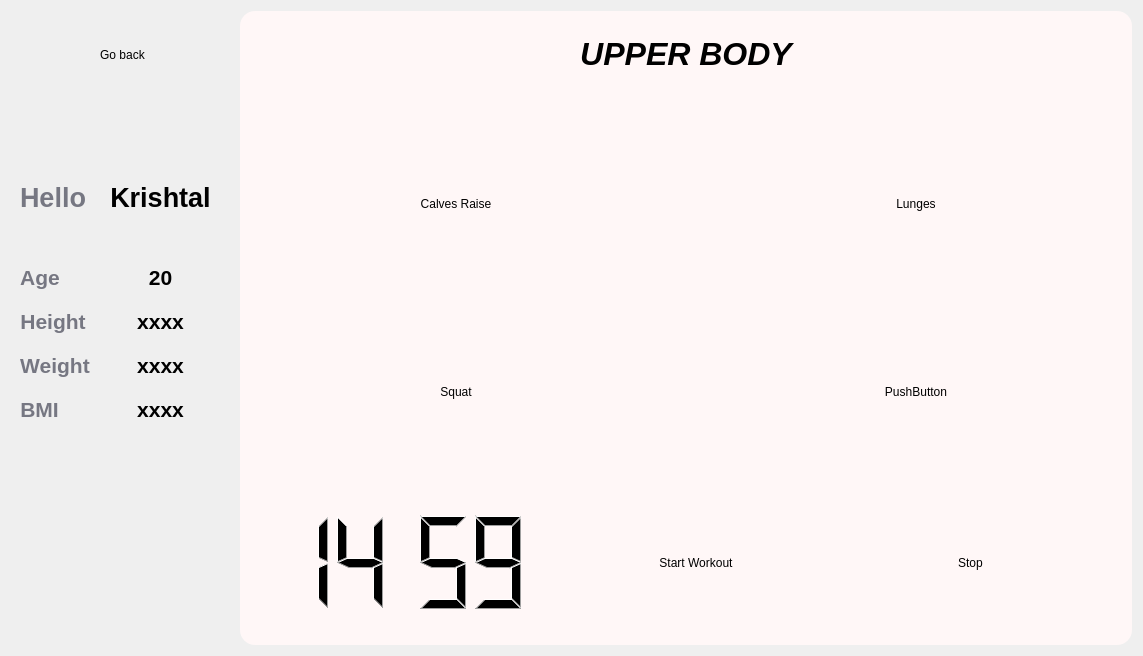
The window that K/lower_body.ui (burr1to/kaizen) describes before a commit, drawn with Qt 5.
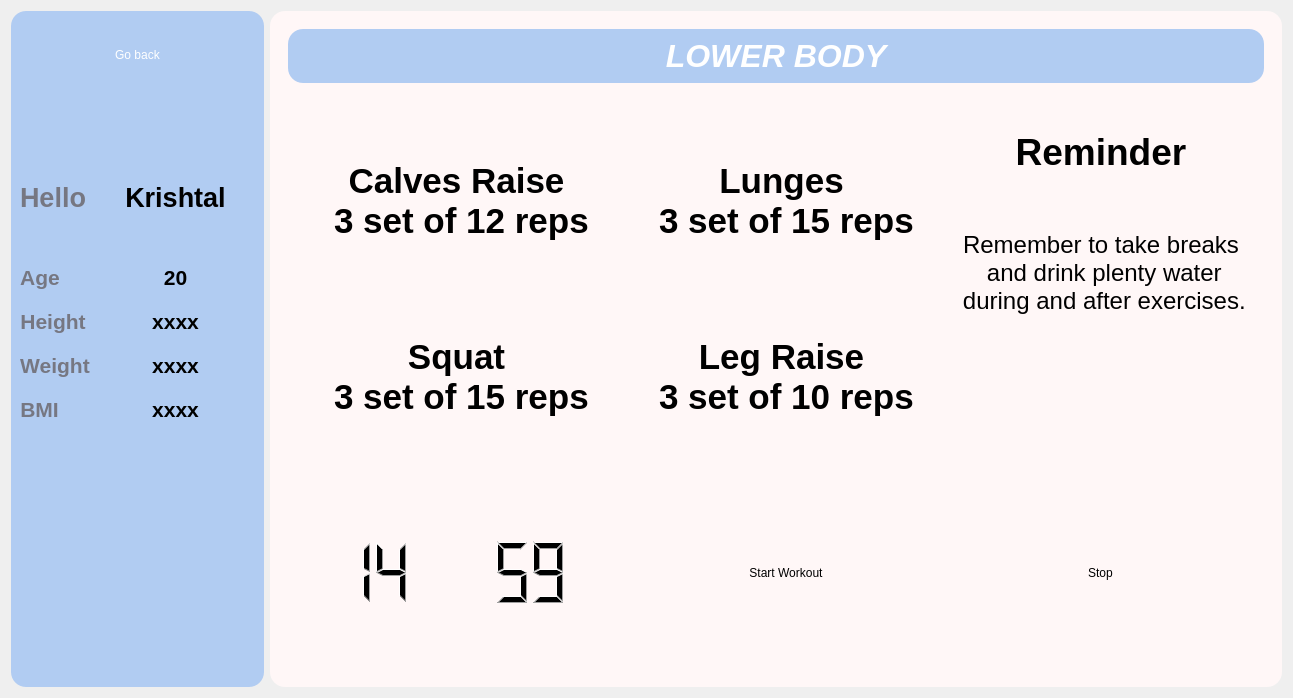
The same window after the commit. Icons and pictures are not drawn.

Commit message: fitness latest added budget left

Diff of the .ui file:
```diff
--- a/K/lower_body.ui
+++ b/K/lower_body.ui
@@ -6,8 +6,8 @@
    <rect>
     <x>0</x>
     <y>0</y>
-    <width>1143</width>
-    <height>656</height>
+    <width>1293</width>
+    <height>698</height>
    </rect>
   </property>
   <property name="windowTitle">
@@ -23,8 +23,8 @@
       </sizepolicy>
      </property>
      <property name="styleSheet">
-      <string notr="true">
-background: transparent;
+      <string notr="true">background-color:#B1ccf2;
+color: white;
 border-radius: 15px;</string>
      </property>
      <property name="frameShape">
@@ -366,8 +366,12 @@
              <bold>true</bold>
             </font>
            </property>
+           <property name="styleSheet">
+            <string notr="true">background-color:#B1ccf2;
+color: white;</string>
+           </property>
            <property name="text">
-            <string>UPPER BODY</string>
+            <string>LOWER BODY</string>
            </property>
            <property name="alignment">
             <set>Qt::AlignCenter</set>
@@ -385,7 +389,7 @@
         <property name="frameShadow">
          <enum>QFrame::Raised</enum>
         </property>
-        <layout class="QVBoxLayout" name="verticalLayout_2" stretch="3,1">
+        <layout class="QVBoxLayout" name="verticalLayout_2" stretch="8,1,2,1">
          <item>
           <widget class="QFrame" name="frame_6">
            <property name="frameShape">
@@ -394,24 +398,8 @@
            <property name="frameShadow">
             <enum>QFrame::Raised</enum>
            </property>
-           <layout class="QGridLayout" name="gridLayout" rowstretch="0,0" columnstretch="5,1,5">
-            <item row="1" column="2">
-             <widget class="QPushButton" name="pushButton_4">
-              <property name="sizePolicy">
-               <sizepolicy hsizetype="Preferred" vsizetype="Preferred">
-                <horstretch>0</horstretch>
-                <verstretch>0</verstretch>
-               </sizepolicy>
-              </property>
-              <property name="styleSheet">
-               <string notr="true">border-image: url(:/img_fitness/img/leg raise.png);</string>
-              </property>
-              <property name="text">
-               <string>PushButton</string>
-              </property>
-             </widget>
-            </item>
-            <item row="0" column="2">
+           <layout class="QGridLayout" name="gridLayout" rowstretch="0,0" columnstretch="5,5,1">
+            <item row="0" column="1">
              <widget class="QPushButton" name="pushButton_3">
               <property name="sizePolicy">
                <sizepolicy hsizetype="Preferred" vsizetype="Preferred">
@@ -419,27 +407,24 @@
                 <verstretch>0</verstretch>
                </sizepolicy>
               </property>
+              <property name="font">
+               <font>
+                <pointsize>26</pointsize>
+                <bold>true</bold>
+               </font>
+              </property>
               <property name="styleSheet">
-               <string notr="true">border-image: url(:/img_fitness/img/lunges.png);</string>
+               <string notr="true">#pushButton_3{
+border-image: url(:/images/src_images/lunges.png);}
+#pushButton_3:hover{font-size: 48px; 
+color: #3d4653;}</string>
               </property>
               <property name="text">
-               <string>Lunges</string>
+               <string>Lunges  
+ 3 set of 15 reps</string>
               </property>
              </widget>
             </item>
-            <item row="0" column="1" rowspan="2">
-             <spacer name="verticalSpacer_4">
-              <property name="orientation">
-               <enum>Qt::Vertical</enum>
-              </property>
-              <property name="sizeHint" stdset="0">
-               <size>
-                <width>20</width>
-                <height>40</height>
-               </size>
-              </property>
-             </spacer>
-            </item>
             <item row="0" column="0">
              <widget class="QPushButton" name="pushButton">
               <property name="sizePolicy">
@@ -448,11 +433,20 @@
                 <verstretch>0</verstretch>
                </sizepolicy>
               </property>
+              <property name="font">
+               <font>
+                <pointsize>26</pointsize>
+                <bold>true</bold>
+               </font>
+              </property>
               <property name="styleSheet">
-               <string notr="true">border-image: url(:/img_fitness/img/calves raise.png);</string>
+               <string notr="true">#pushButton{border-image: url(:/images/src_images/calves raise.png);}
+#pushButton:hover{font-size: 48px; 
+color: #3d4653;}</string>
               </property>
               <property name="text">
-               <string>Calves Raise</string>
+               <string>Calves Raise 
+ 3 set of 12 reps</string>
               </property>
              </widget>
             </item>
@@ -464,17 +458,111 @@
                 <verstretch>0</verstretch>
                </sizepolicy>
               </property>
+              <property name="font">
+               <font>
+                <pointsize>26</pointsize>
+                <bold>true</bold>
+               </font>
+              </property>
               <property name="styleSheet">
-               <string notr="true">border-image: url(:/img_fitness/img/squat.png);</string>
+               <string notr="true">#pushButton_2{
+border-image: url(:/images/src_images/squat.png);}
+#pushButton_2:hover{font-size: 48px; 
+color: #3d4653;}</string>
               </property>
               <property name="text">
-               <string>Squat</string>
+               <string>Squat  
+ 3 set of 15 reps</string>
               </property>
              </widget>
             </item>
+            <item row="1" column="1">
+             <widget class="QPushButton" name="pushButton_4">
+              <property name="sizePolicy">
+               <sizepolicy hsizetype="Preferred" vsizetype="Preferred">
+                <horstretch>0</horstretch>
+                <verstretch>0</verstretch>
+               </sizepolicy>
+              </property>
+              <property name="font">
+               <font>
+                <pointsize>26</pointsize>
+                <bold>true</bold>
+               </font>
+              </property>
+              <property name="styleSheet">
+               <string notr="true">#pushButton_4{
+border-image: url(:/images/src_images/leg raise.png);}
+#pushButton_4:hover{font-size: 48px; 
+color: #3d4653;}</string>
+              </property>
+              <property name="text">
+               <string>Leg Raise 
+ 3 set of 10 reps</string>
+              </property>
+             </widget>
+            </item>
+            <item row="0" column="2" rowspan="2">
+             <widget class="QFrame" name="frame_8">
+              <property name="frameShape">
+               <enum>QFrame::StyledPanel</enum>
+              </property>
+              <property name="frameShadow">
+               <enum>QFrame::Raised</enum>
+              </property>
+              <layout class="QVBoxLayout" name="verticalLayout_3" stretch="1,5">
+               <item>
+                <widget class="QLabel" name="label_11">
+                 <property name="font">
+                  <font>
+                   <pointsize>28</pointsize>
+                   <bold>true</bold>
+                  </font>
+                 </property>
+                 <property name="text">
+                  <string>Reminder</string>
+                 </property>
+                 <property name="alignment">
+                  <set>Qt::AlignCenter</set>
+                 </property>
+                </widget>
+               </item>
+               <item>
+                <widget class="QLabel" name="label_12">
+                 <property name="font">
+                  <font>
+                   <pointsize>18</pointsize>
+                  </font>
+                 </property>
+                 <property name="styleSheet">
+                  <string notr="true">padding-top: 40px;</string>
+                 </property>
+                 <property name="text">
+                  <string>Remember to take breaks 
+ and drink plenty water 
+ during and after exercises.</string>
+                 </property>
+                 <property name="alignment">
+                  <set>Qt::AlignHCenter|Qt::AlignTop</set>
+                 </property>
+                </widget>
+               </item>
+              </layout>
+             </widget>
+            </item>
            </layout>
           </widget>
          </item>
+         <item>
+          <widget class="QFrame" name="frame_9">
+           <property name="frameShape">
+            <enum>QFrame::StyledPanel</enum>
+           </property>
+           <property name="frameShadow">
+            <enum>QFrame::Raised</enum>
+           </property>
+          </widget>
+         </item>
          <item>
           <widget class="QFrame" name="frame_7">
            <property name="frameShape">
@@ -550,6 +638,16 @@
            </layout>
           </widget>
          </item>
+         <item>
+          <widget class="QFrame" name="frame_10">
+           <property name="frameShape">
+            <enum>QFrame::StyledPanel</enum>
+           </property>
+           <property name="frameShadow">
+            <enum>QFrame::Raised</enum>
+           </property>
+          </widget>
+         </item>
         </layout>
        </widget>
       </item>
```
The commit also changes 8 other files.
